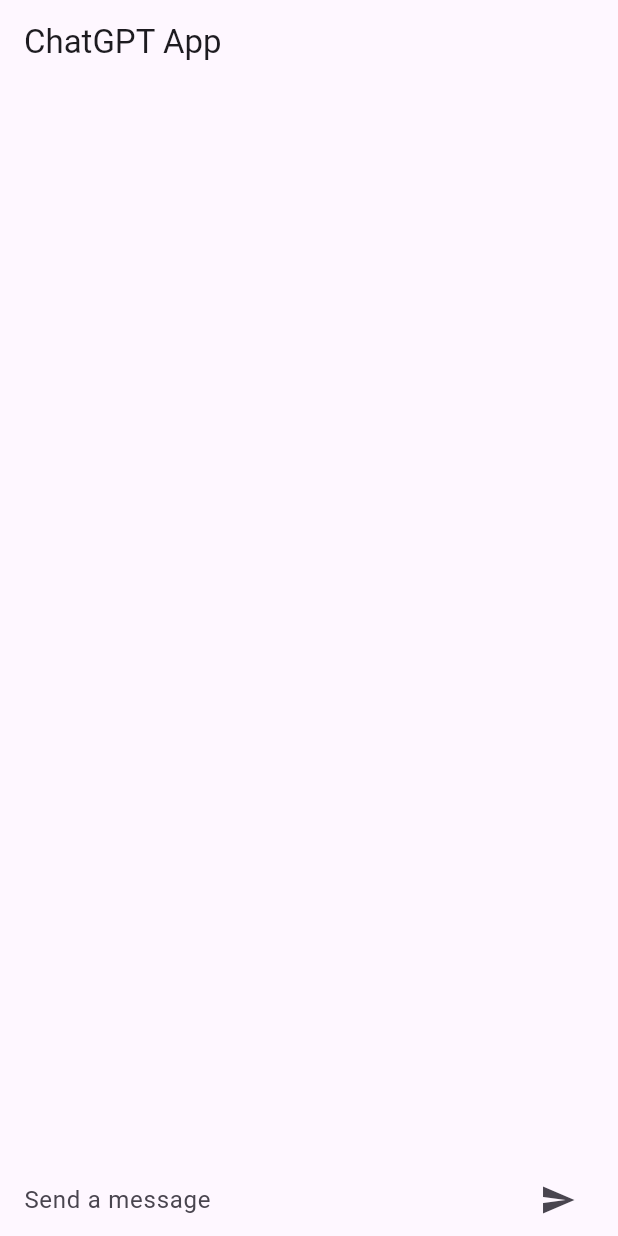
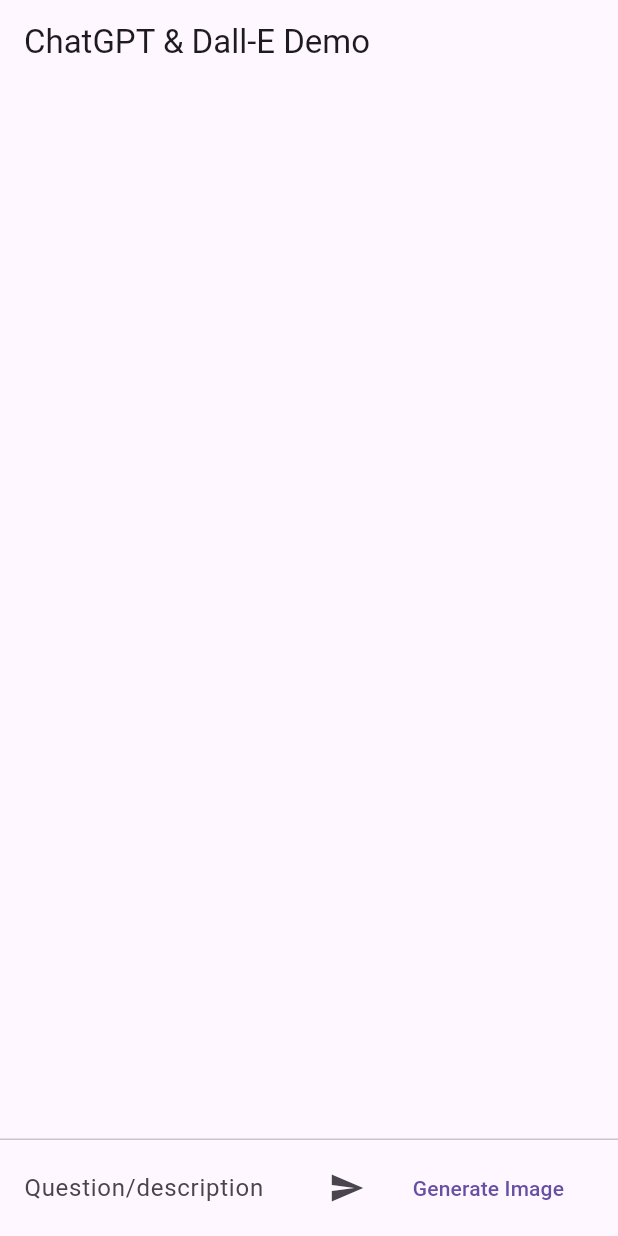
Before and after one commit to TaheBenSaid/Flutter_ChatGPT_App, a Flutter app: the screen it shows after launch, after a tap on the "send" icon, on a phone screen of 412 x 824 dp. Run offline on Flutter 3.47's test engine with Material 2 defaults, Android fonts, the phone set to English and light mode, and no system bars; our stand-ins replace flutter_dotenv, velocity_x; missing offline and left inert: chat_gpt_sdk.

Commit message:
final commit

```diff
--- a/lib/chat_screen.dart
+++ b/lib/chat_screen.dart
@@ -1,7 +1,10 @@
+import 'package:chat_gpt_sdk/chat_gpt_sdk.dart';
 import 'package:flutter/material.dart';
+import 'package:flutter_dotenv/flutter_dotenv.dart';
 import 'package:velocity_x/velocity_x.dart';
 
 import 'chat_message.dart';
+import 'threedots.dart';
 
 class ChatScreen extends StatefulWidget {
   const ChatScreen({Key? key}) : super(key: key);
@@ -12,36 +15,103 @@ class ChatScreen extends StatefulWidget {
 
 class _ChatScreenState extends State<ChatScreen> {
   final TextEditingController _controller = TextEditingController();
-  final List<ChatMessage> _message = [];
+  final List<ChatMessage> _messages = [];
+  late OpenAI chatGPT;
+  bool _isImageSearch = false;
+  bool _isTyping = false;
 
-  // This function is called when the user presses the send button
-  void _sendMessage() {
-    ChatMessage _message = ChatMessage(
-      text: _controller.text,
-      sender: "User",
+  @override
+  void initState() {
+    chatGPT = OpenAI(
+      apiKey: dotenv.env["YOUR_API_KEY"],
+      language: Language.english,
     );
-    //
-    // setState(() {
-    //   _message.insert(0, _message); // Append the message to the list
-    // });
-
-    _controller.clear(); // Clear the text field
+    super.initState();
   }
 
-  Widget _buildComposer() {
+  @override
+  void dispose() {
+    chatGPT.close();
+    super.dispose();
+  }
+
+  void _sendMessage() async {
+    if (_controller.text.isEmpty) return;
+    ChatMessage message = ChatMessage(
+      text: _controller.text,
+      sender: "user",
+      isImage: false,
+    );
+
+    setState(() {
+      _messages.insert(0, message);
+      _isTyping = true;
+    });
+
+    _controller.clear();
+
+    if (_isImageSearch) {
+      final response = await chatGPT.generateImages(
+        [message.text],
+        height: 256,
+        width: 256,
+        topK: 1,
+      );
+      Vx.log(response.data!.last.url!);
+      insertNewData(response.data!.last.url!, isImage: true);
+    } else {
+      final response = await chatGPT.complete(
+        message.text,
+        maxTokens: 100,
+      );
+      Vx.log(response.choices[0].text);
+      insertNewData(response.choices[0].text, isImage: false);
+    }
+  }
+
+  void insertNewData(String response, {bool isImage = false}) {
+    ChatMessage botMessage = ChatMessage(
+      text: response,
+      sender: "bot",
+      isImage: isImage,
+    );
+
+    setState(() {
+      _isTyping = false;
+      _messages.insert(0, botMessage);
+    });
+  }
+
+  Widget _buildTextComposer() {
     return Row(
       children: [
         Expanded(
           child: TextField(
             controller: _controller,
-            onSubmitted: (value) => _sendMessage(), // Send the message
-
-            decoration:
-                const InputDecoration.collapsed(hintText: "Send a message"),
+            onSubmitted: (value) => _sendMessage(),
+            decoration: const InputDecoration.collapsed(
+              hintText: "Question/description",
             ),
           ),
+        ),
+        ButtonBar(
+          children: [
             IconButton(
-            onPressed: () => _sendMessage(), icon: const Icon(Icons.send))
+              icon: const Icon(Icons.send),
+              onPressed: () {
+                _isImageSearch = false;
+                _sendMessage();
+              },
+            ),
+            TextButton(
+              onPressed: () {
+                _isImageSearch = true;
+                _sendMessage();
+              },
+              child: const Text("Generate Image"),
+            )
+          ],
+        ),
       ],
     ).px16();
   }
@@ -49,9 +119,7 @@ class _ChatScreenState extends State<ChatScreen> {
   @override
   Widget build(BuildContext context) {
     return Scaffold(
-      appBar: AppBar(
-        title: const Text("ChatGPT App"),
-      ),
+      appBar: AppBar(title: const Text("ChatGPT & Dall-E Demo")),
       body: SafeArea(
         child: Column(
           children: [
@@ -59,14 +127,21 @@ class _ChatScreenState extends State<ChatScreen> {
               child: ListView.builder(
                 reverse: true,
                 padding: Vx.m8,
-              itemCount: _message.length,
+                itemCount: _messages.length,
                 itemBuilder: (context, index) {
-                return _message[index];
+                  return _messages[index];
                 },
-            )),
+              ),
+            ),
+            if (_isTyping) const ThreeDots(),
+            const Divider(
+              height: 1.0,
+            ),
             Container(
-              decoration: BoxDecoration(color: context.cardColor),
-              child: _buildComposer(),
+              decoration: BoxDecoration(
+                color: context.cardColor,
+              ),
+              child: _buildTextComposer(),
             )
           ],
         ),
--- a/pubspec.yaml
+++ b/pubspec.yaml
@@ -57,8 +57,8 @@ flutter:
   # the material Icons class.
   uses-material-design: true
   # To add assets to your application, add an assets section, like this:
-#  assets:
-#    - .en v
+  assets:
+    - .env
   #   - images/a_dot_burr.jpeg
   #   - images/a_dot_ham.jpeg
   # An image asset can refer to one or more resolution-specific "variants", see
```
Also changed, not shown: lib/chat_message.dart (+32 -19 lines), lib/threedots.dart (added, +59 -0 lines). Lines whose indentation alone changed are shown as unchanged.
